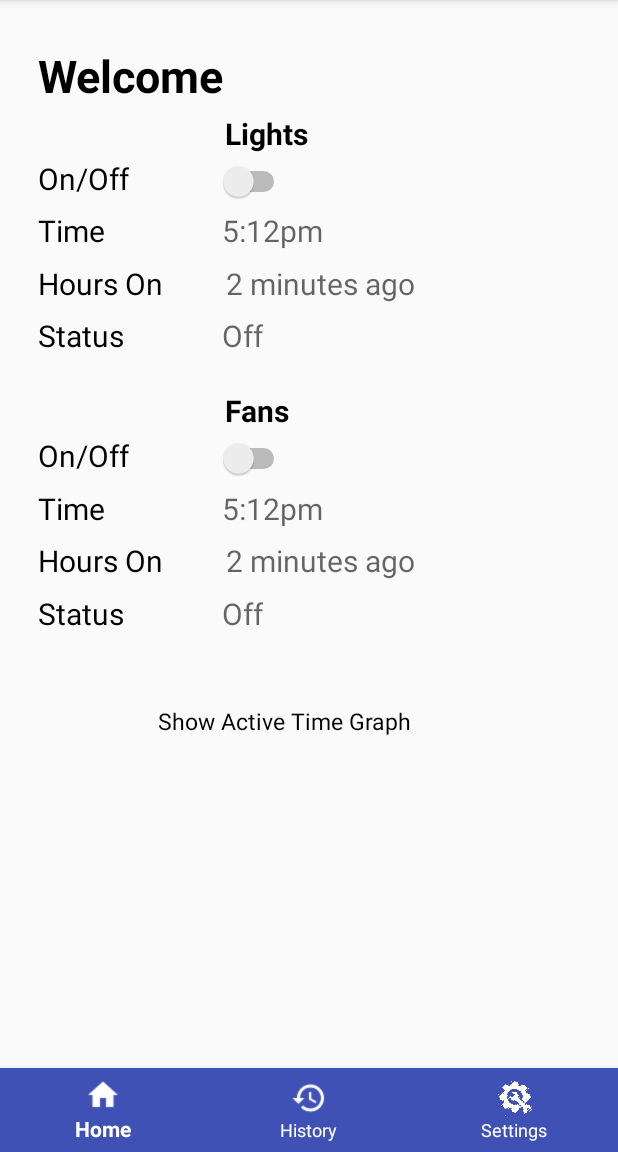
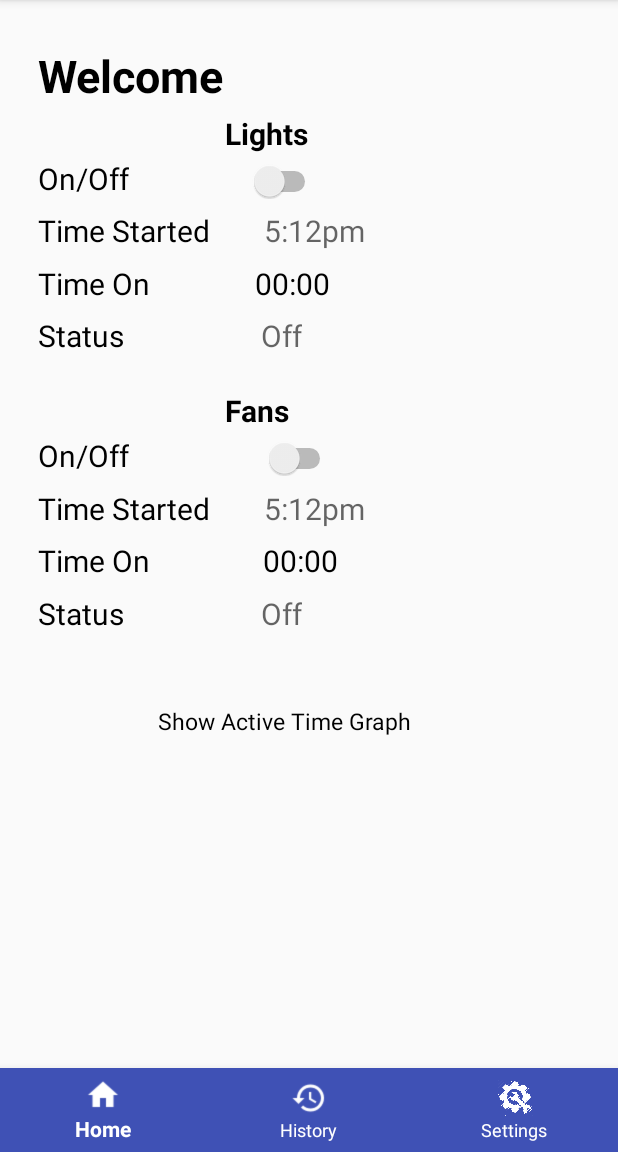
Before and after one commit to darklordng/HomeAutomation, an Android app: the screen it shows after launch (HomeActivity), on a phone screen of 412 x 824 dp, the part 84-1236 px from its top. Run offline under Robolectric (Android 15) with nearby library versions, the phone set to English and light mode, and no system bars; our stand-ins replace Volley.

Commit message:
Updated codes

```diff
--- a/app/src/main/java/com/example/h/homeautomation/HomeActivity.java
+++ b/app/src/main/java/com/example/h/homeautomation/HomeActivity.java
@@ -8,6 +8,7 @@ import android.content.SharedPreferences;
 import android.graphics.Color;
 import android.net.wifi.WifiManager;
 import android.os.Handler;
+import android.os.SystemClock;
 import android.preference.PreferenceManager;
 import android.support.annotation.NonNull;
 import android.support.design.widget.BottomNavigationView;
@@ -22,6 +23,7 @@ import android.view.Menu;
 import android.view.MenuItem;
 import android.view.View;
 import android.widget.Button;
+import android.widget.Chronometer;
 import android.widget.CompoundButton;
 import android.widget.RelativeLayout;
 import android.widget.Switch;
@@ -33,6 +35,7 @@ import java.text.SimpleDateFormat;
 import java.util.Calendar;
 import java.util.Date;
 
+import com.android.volley.DefaultRetryPolicy;
 import com.android.volley.RequestQueue;
 import com.android.volley.Response;
 import com.android.volley.VolleyError;
@@ -53,17 +56,21 @@ public class HomeActivity extends AppCompatActivity {
     private AlertDialog.Builder builder;
     private Switch mSwitchLight;
     private SharedPreferences sharedPreferences;
-    private String value, formattedDate, newTime;
+    private String value, formattedDate, newTime, light_type;
     private Boolean switchStateLight;
-    private JSONArray jsonArray;
-    private JSONObject object;
-    private String lightsAPI = "http://172.16.11.161:5000/togglelight";
+    private JSONArray jsonArray, array;
+    private JSONObject object, jsonObject;
+    private Chronometer chronometer;
+    private boolean running;
+    private long pauseOffset;
+    private String lightsAPI = "http://192.168.32.102:5000/togglelight";
     private TextView shared_prefs_name, light_status_text_view,
-            current_time_text_view, current_time_text_view_fans, hours_on_text_view_lights;
+            current_time_text_view, current_time_text_view_fans;
     private SwipeRefreshLayout swipeRefreshLayout;
     private Date currentTime, nTimeCal;
     private DateFormat dateFormat;
     private long fDate, fTime;
+    private double wattsPerBulb;
 
     //Bottom nav
     private BottomNavigationView.OnNavigationItemSelectedListener mOnNavigationItemSelectedListener
@@ -104,8 +111,8 @@ public class HomeActivity extends AppCompatActivity {
         light_status_text_view = findViewById(R.id.light_status_text_view);
         current_time_text_view = findViewById(R.id.current_time_text_view);
         current_time_text_view_fans = findViewById(R.id.current_time_text_view_fans);
+        chronometer = findViewById(R.id.chronometer_light);
 
-        hours_on_text_view_lights = findViewById(R.id.hours_on_text_view);
 
         BottomNavigationView navigation =findViewById(R.id.navigation);
         navigation.setOnNavigationItemSelectedListener(mOnNavigationItemSelectedListener);
@@ -150,6 +157,7 @@ public class HomeActivity extends AppCompatActivity {
                     });
                     light_status_text_view.setText(R.string.light_status_on);
                     current_time_text_view.setText(formattedDate);
+                    startChronometer();
                 }else {
                     //Toast.makeText(context, "OFF", Toast.LENGTH_SHORT).show();
                     try {
@@ -175,15 +183,15 @@ public class HomeActivity extends AppCompatActivity {
                     });
                     nTimeCal = Calendar.getInstance().getTime();
                     newTime = dateFormat.format(nTimeCal);
-                    long nT = (long) Double.parseDouble(newTime);
-                    long fT = (long) Double.parseDouble(formattedDate);
-                    fTime = changeInTime(nT, fT);
-                    Log.d("nT", String.valueOf(nT));
-                    Log.d("fT", String.valueOf(fT));
-                    Log.d("fTime", String.valueOf(fTime));
+//                    long nT = (long) Double.parseDouble(newTime);
+//                    long fT = (long) Double.parseDouble(formattedDate);
+//                    fTime = changeInTime(nT, fT);
+//                    Log.d("nT", String.valueOf(nT));
+//                    Log.d("fT", String.valueOf(fT));
+//                    Log.d("fTime", String.valueOf(fTime));
                     light_status_text_view.setText(R.string.light_status_off);
                     current_time_text_view.setText(newTime);
-                    hours_on_text_view_lights.setText(String.valueOf(fTime));
+                    stopChronometer();
                 }
             }
         });
@@ -201,6 +209,16 @@ public class HomeActivity extends AppCompatActivity {
         //get sharedPrefs from Preference Activity
         sharedPreferences = PreferenceManager.getDefaultSharedPreferences(context);
         value = sharedPreferences.getString("example_text", "");
+        light_type = sharedPreferences.getString("example_bulb_list", "");
+        if (light_type.equals("LED")) {
+            wattsPerBulb = 8.5;
+        }else if (light_type.equals("Compact Fluorescent Light")) {
+            wattsPerBulb = 14.0;
+        }else if (light_type.equals("Standard Incandescent Light")) {
+            wattsPerBulb = 60.0;
+        }else {
+            return;
+        }
 
         //set sharedPrefs in string value
         shared_prefs_name = findViewById(R.id.shared_prefs_text_view);
@@ -297,6 +315,7 @@ public class HomeActivity extends AppCompatActivity {
             }
         });
         requestQueue.add(jsonArrayRequest);
+        jsonArrayRequest.setRetryPolicy(new DefaultRetryPolicy(3* DefaultRetryPolicy.DEFAULT_TIMEOUT_MS, 0, 0));
     }
 
 
@@ -318,19 +337,25 @@ public class HomeActivity extends AppCompatActivity {
             }
         });
         requestQueue.add(jsonArrayRequest);
+        jsonArrayRequest.setRetryPolicy(new DefaultRetryPolicy(3* DefaultRetryPolicy.DEFAULT_TIMEOUT_MS, 0, 0));
     }
 
-    public long changeInTime(long cTime, long nTime) {
-        cTime=(long) Double.parseDouble(formattedDate);
+    public void startChronometer() {
+        if (!running) {
+            pauseOffset = 0;
+            chronometer.setBase(SystemClock.elapsedRealtime() - pauseOffset);
+            chronometer.start();
+            running = true;
 
-        Date date = Calendar.getInstance().getTime();
-        DateFormat dFormat = new SimpleDateFormat("HH:MM:SS");
-        String nString = dFormat.format(date);
-        nTime=(long) Double.parseDouble(nString);
+        }
+    }
 
-        long fTime = nTime-cTime;
-        return fTime;
-
+    public void stopChronometer() {
+        if (running) {
+            chronometer.stop();
+            pauseOffset = SystemClock.elapsedRealtime() - chronometer.getBase();
+            running = false;
+        }
     }
 
 }
--- a/app/src/main/java/com/example/h/homeautomation/Settings.java
+++ b/app/src/main/java/com/example/h/homeautomation/Settings.java
@@ -184,7 +184,7 @@ public class Settings extends PreferenceActivity {
             // guidelines.
             bindPreferenceSummaryToValue(findPreference("example_text"));
             bindPreferenceSummaryToValue(findPreference("example_list"));
-//            bindPreferenceSummaryToValue(findPreference("example_bulb_list "));
+            bindPreferenceSummaryToValue(findPreference("example_bulb_list "));
         }
 
         @Override
--- a/app/src/main/res/layout/activity_home.xml
+++ b/app/src/main/res/layout/activity_home.xml
@@ -74,7 +74,7 @@
          <Switch
              android:id="@+id/lights_toggle_switch"
              android:layout_width="wrap_content"
-             android:layout_marginLeft="59dp"
+             android:layout_marginLeft="80dp"
              android:layout_height="wrap_content" />
 
     </LinearLayout>
@@ -90,7 +90,7 @@
             android:id="@+id/time_text_view"
             android:layout_width="wrap_content"
             android:layout_height="wrap_content"
-            android:text="Time"
+            android:text="Time Started"
             android:textSize="20sp"
             android:textColor="@color/black" />
 
@@ -98,7 +98,7 @@
             android:id="@+id/current_time_text_view"
             android:layout_width="wrap_content"
             android:layout_height="wrap_content"
-            android:layout_marginLeft="78dp"
+            android:layout_marginLeft="36dp"
             android:textColor="@color/black"
             android:textSize="20sp"
             android:hint="5:12pm"/>
@@ -115,18 +115,17 @@
         <TextView
             android:layout_width="wrap_content"
             android:layout_height="wrap_content"
-            android:text="Hours On"
+            android:text="Time On"
             android:textSize="20sp"
             android:textColor="@color/black"/>
 
-        <TextView
-            android:id="@+id/hours_on_text_view"
+        <Chronometer
+            android:id="@+id/chronometer_light"
             android:layout_width="wrap_content"
             android:layout_height="wrap_content"
-            android:layout_marginLeft="42dp"
+            android:layout_marginLeft="70dp"
             android:textColor="@color/black"
-            android:textSize="20sp"
-            android:hint="2 minutes ago"/>
+            android:textSize="20sp" />
 
     </LinearLayout>
 
@@ -151,7 +150,7 @@
             android:hint="Off"
             android:textSize="20sp"
             android:textColor="@color/black"
-            android:layout_marginLeft="65dp"/>
+            android:layout_marginLeft="91dp"/>
 
     </LinearLayout>
 
@@ -188,7 +187,7 @@
         <Switch
             android:id="@+id/fans_toggle_switch"
             android:layout_width="wrap_content"
-            android:layout_marginLeft="59dp"
+            android:layout_marginLeft="90dp"
             android:checked="false"
             android:layout_height="wrap_content" />
 
@@ -205,7 +204,7 @@
             android:id="@+id/time_text_view_fans"
             android:layout_width="wrap_content"
             android:layout_height="wrap_content"
-            android:text="Time"
+            android:text="Time Started"
             android:textSize="20sp"
             android:textColor="@color/black" />
 
@@ -213,7 +212,7 @@
             android:id="@+id/current_time_text_view_fans"
             android:layout_width="wrap_content"
             android:layout_height="wrap_content"
-            android:layout_marginLeft="78dp"
+            android:layout_marginLeft="36dp"
             android:textColor="@color/black"
             android:textSize="20sp"
             android:hint="5:12pm"/>
@@ -230,18 +229,17 @@
         <TextView
             android:layout_width="wrap_content"
             android:layout_height="wrap_content"
-            android:text="Hours On"
+            android:text="Time On"
             android:textSize="20sp"
             android:textColor="@color/black"/>
 
-        <TextView
-            android:id="@+id/hours_on_text_view_fans"
+        <Chronometer
+            android:id="@+id/chronometer_fans"
             android:layout_width="wrap_content"
             android:layout_height="wrap_content"
-            android:layout_marginLeft="42dp"
+            android:layout_marginLeft="75dp"
             android:textColor="@color/black"
-            android:textSize="20sp"
-            android:hint="2 minutes ago"/>
+            android:textSize="20sp" />
 
     </LinearLayout>
 
@@ -266,7 +264,7 @@
             android:hint="Off"
             android:textSize="20sp"
             android:textColor="@color/black"
-            android:layout_marginLeft="65dp"/>
+            android:layout_marginLeft="91dp"/>
 
     </LinearLayout>
 
```
